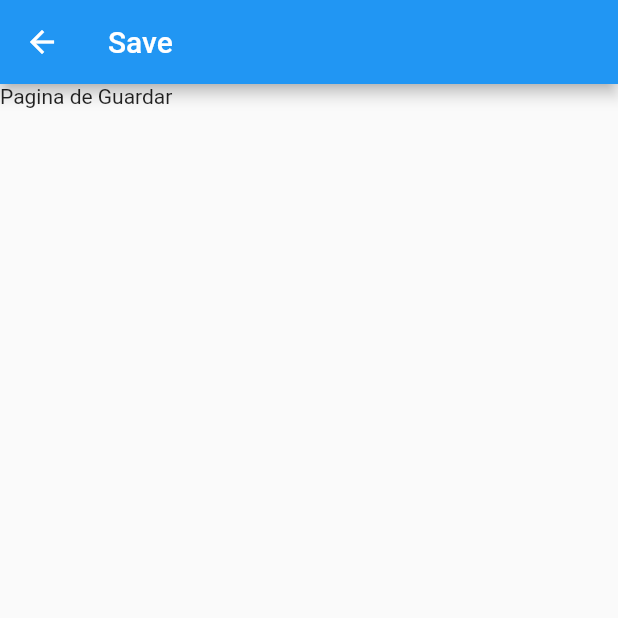
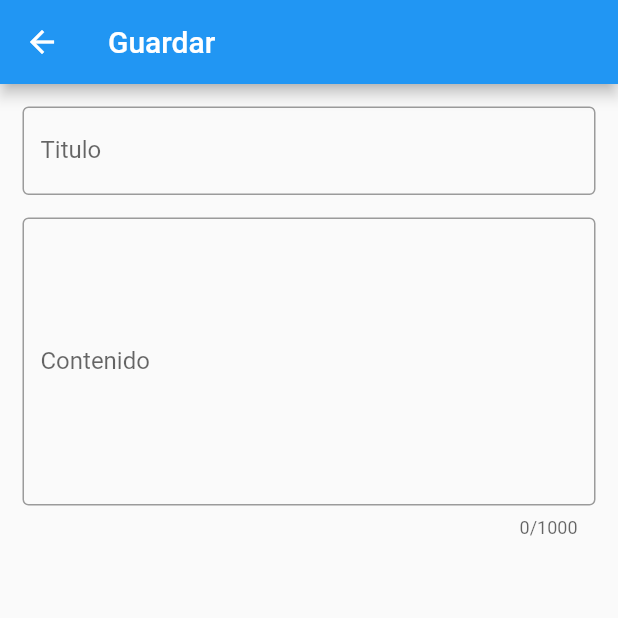
Before and after one commit to OscarLarios7a/FlutterCRUD, a Flutter app: the SavePage screen opened by its route, on a phone screen of 412 x 824 dp, the top half of it. Run offline on Flutter 3.47's test engine with Material 2 defaults, Android fonts, the phone set to English and light mode, and no system bars.

Commit message:
Se creo los archivos de list_page y save_page de dart, se creo los cuadros de texto y validaciones en el archivo de save_page.dart.

```diff
--- a/lib/pages/save_page.dart
+++ b/lib/pages/save_page.dart
@@ -1,13 +1,57 @@
 import 'package:flutter/material.dart';
 
-
 class SavePage extends StatelessWidget {
-
   static const String ROUTE = "/save";
 
   @override
   Widget build(BuildContext context) {
-    return Scaffold(appBar:AppBar(title: Text("Save"),),
-    body: Container(child: Text("Pagina de Guardar"),) ,);
+    return Scaffold(
+      appBar: AppBar(
+        title: Text("Guardar"),
+      ),
+      body: Container(
+        child: _FormSave(),
+      ),
+    );
   }
 }
+
+class _FormSave extends StatelessWidget {
+  @override
+  Widget build(BuildContext context) {
+    return Container(
+      padding: EdgeInsets.all(15),
+      child: Form(
+        child: Column(
+          children: <Widget>[
+            TextFormField(
+              decoration: InputDecoration(
+                  labelText: "Titulo",
+                  border:
+                      OutlineInputBorder() //borderRadius: BorderRadius.all(Radius.circular(50))
+                  ),
+            ),
+            SizedBox(
+              height: 15,
+            ),
+            TextFormField(
+              maxLines: 8,
+              maxLength: 1000,
+              validator: (value) {
+                if (value!.isEmpty) {
+                  return "Tienes que colocar Datos";
+                }
+                return null;
+              },
+              decoration: InputDecoration(
+                  labelText: "Contenido",
+                  border:
+                      OutlineInputBorder() //borderRadius: BorderRadius.all(Radius.circular(50))
+                  ),
+            )
+          ],
+        ),
+      ),
+    );
+  }
+}
```
Also changed, not shown: 1 other file.
